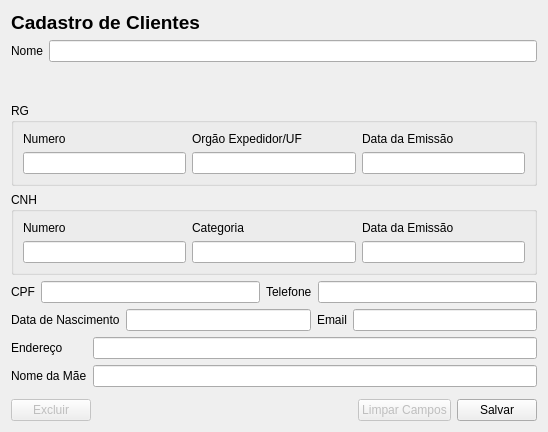
First picture: the form in ui/ui_cliente.ui, repository adaiasreis/Projeto, before the edit.
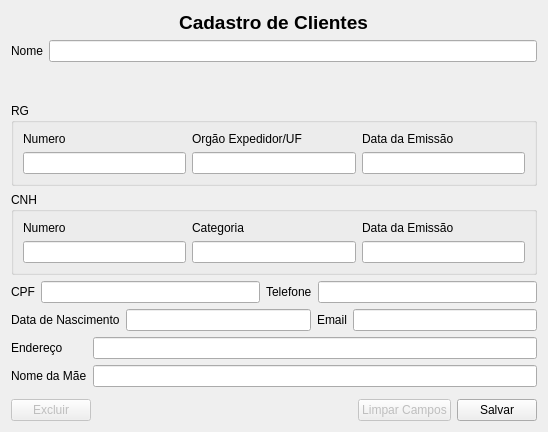
Second picture: the form after the edit.

Diff of the .ui file:
```diff
--- a/ui/ui_cliente.ui
+++ b/ui/ui_cliente.ui
@@ -15,6 +15,10 @@
   </property>
   <layout class="QVBoxLayout" name="verticalLayout_4">
    <item>
+    <layout class="QVBoxLayout" name="verticalLayout_3">
+     <item>
+      <layout class="QGridLayout" name="gridLayout_4">
+       <item row="0" column="0">
     <widget class="QLabel" name="label">
      <property name="sizePolicy">
       <sizepolicy hsizetype="Fixed" vsizetype="Fixed">
@@ -34,8 +38,8 @@
      </property>
     </widget>
    </item>
-   <item>
-    <layout class="QVBoxLayout" name="verticalLayout_3">
+      </layout>
+     </item>
      <item>
       <layout class="QFormLayout" name="formLayout">
        <item row="0" column="0">
```
Left out of the diff: 8 changed lines with no effect on the pictures. Lines whose indentation alone changed are shown as unchanged.
